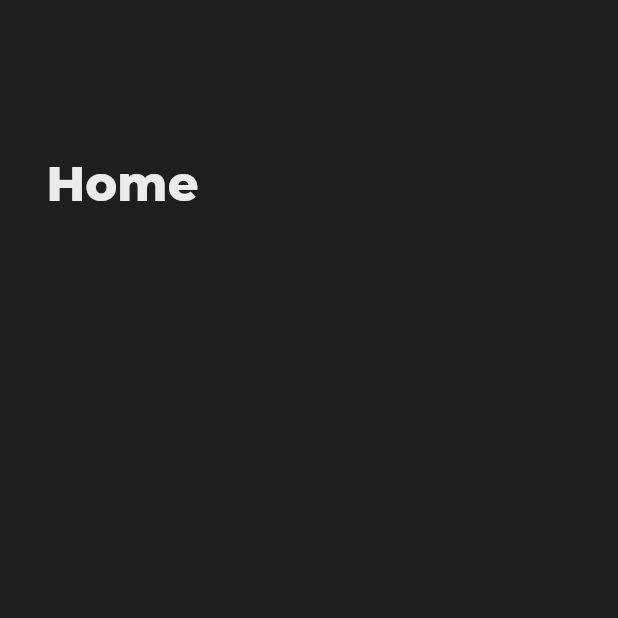
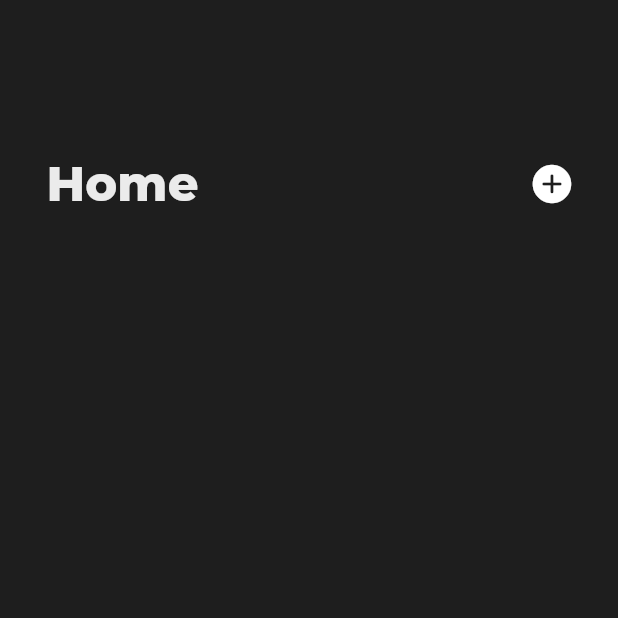
Before and after one commit to WildFore/locklock_application, a Flutter app: the screen it shows after launch, on a phone screen of 412 x 824 dp, the top half of it. Run offline on Flutter 3.47's test engine with Material 3 defaults, Android fonts, the phone set to English and light mode, and no system bars; our stand-ins replace cloud_firestore, figma_squircle, firebase_auth, firebase_core, firebase_database, firebase_storage and 4 more; accounts and stored records are empty.

Commit message:
+ button

```diff
--- a/locklock_app/lib/main.dart
+++ b/locklock_app/lib/main.dart
@@ -7,6 +7,7 @@ import 'package:locklock_app/addNewDevice.dart';
 import 'package:locklock_app/firebase_options.dart';
 import 'package:locklock_app/home.dart';
 import 'package:locklock_app/settings.dart';
+import 'package:locklock_app/subpages/pairDevice.dart';
 import 'appColors.dart';
 
 Future<void> main() async {
@@ -34,6 +35,7 @@ class _HomeState extends State<Home> {
   int _selectedIndexPage = 0;
   List pages = const [HomePage(), SettingsPage()];
   String appLanding = "Home";
+  bool visibility = true;
 
   //colors
 
@@ -48,6 +50,27 @@ class _HomeState extends State<Home> {
       debugShowCheckedModeBanner: false,
       home: Scaffold(
         appBar: AppBar(
+            actions: [
+              Builder(
+                builder: (context) {
+                  return Visibility(
+                    visible: visibility,
+                    child: Padding(
+                      padding: EdgeInsets.only(top: 100, right: 20),
+                      child: IconButton(
+                        iconSize: 30,
+                        icon: Icon(CupertinoIcons.add_circled_solid),
+                        onPressed: () {
+                          Navigator.of(context).push(MaterialPageRoute(
+                            builder: (context) => PairDevicePage(),
+                          ));
+                        },
+                      ),
+                    ),
+                  );
+                },
+              )
+            ],
             centerTitle: false,
             toolbarHeight: 140,
             elevation: 0,
@@ -66,7 +89,7 @@ class _HomeState extends State<Home> {
           padding: EdgeInsets.only(left: 20, right: 20, top: 50, bottom: 50),
           child: Container(
             child: Padding(
-              padding: EdgeInsets.only(left: 20, right: 20, top: 0, bottom: 35),
+              padding: EdgeInsets.only(left: 0, right: 0, top: 0, bottom: 35),
               child: pages[_selectedIndexPage],
             ),
           ),
@@ -113,8 +136,10 @@ class _HomeState extends State<Home> {
                     switch (index) {
                       case 0:
                         appLanding = "Home";
+                        visibility = true;
                       case 1:
                         appLanding = "Settings";
+                        visibility = false;
                     }
                   });
                 }),
```
Also changed, not shown: locklock_app/lib/home.dart (+17 -12 lines), locklock_app/assets/BlueNoise470.png (added), 1 other file.
